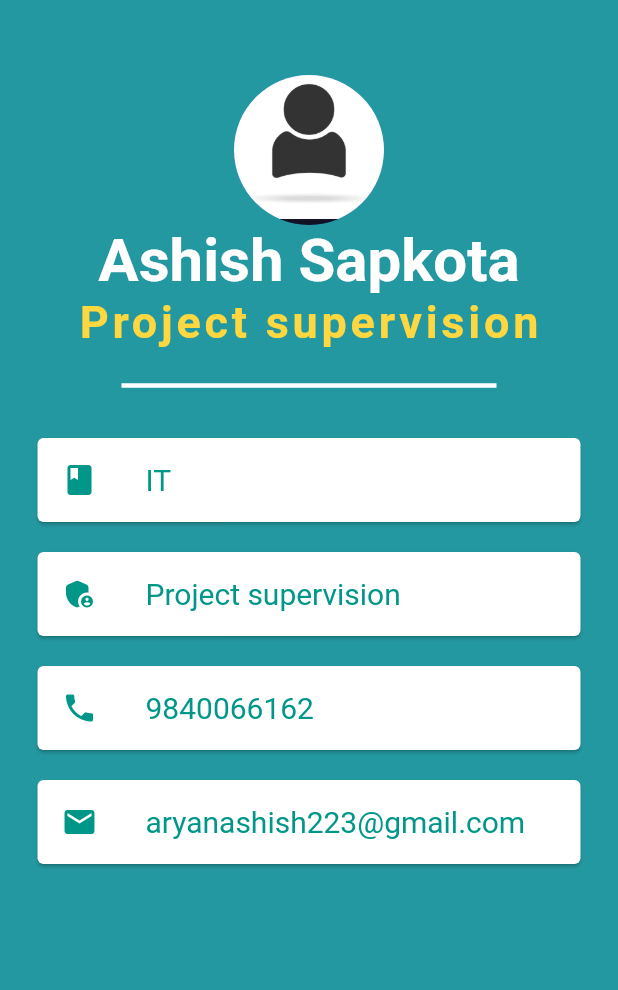
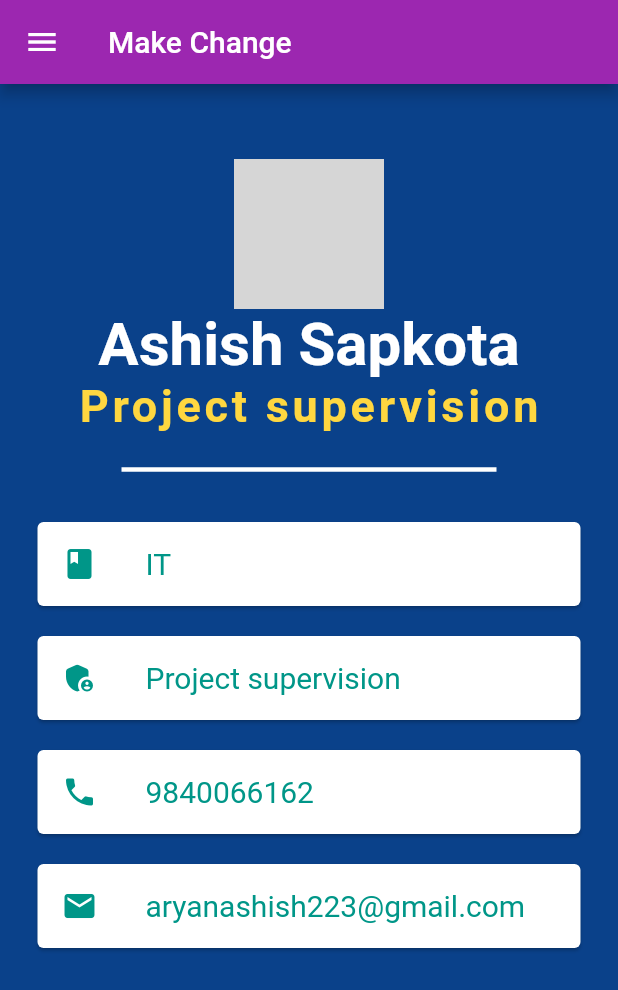
Before and after one commit to sanisaa/Online-Voting-System, a Flutter app: the screen it shows after launch, on a phone screen of 412 x 824 dp. Shown: the top 990 px of the screen. Run offline on Flutter 3.47's test engine with Material 2 defaults, Android fonts, the phone set to English and light mode, and no system bars; grey boxes are pictures that could not be loaded.

```diff
--- a/lib/Admin/dashboard.dart
+++ b/lib/Admin/dashboard.dart
@@ -1,5 +1,6 @@
 import 'package:flutter/material.dart';
 import './home.dart';
+import '../widget/navbar.dart';
 
 class AdminDashboard extends StatefulWidget {
   // const AdminDashboard({Key? key}) : super(key: key);
@@ -12,9 +13,17 @@ class AdminDashboard extends StatefulWidget {
 class _AdminDashboardState extends State<AdminDashboard> {
   @override
   Widget build(BuildContext context) {
-    return MaterialApp(
-      debugShowCheckedModeBanner: false, // removes debug banner
-      home: HomePage(),
-    );
+    return Scaffold(
+      appBar: AppBar(
+        title: const Text('Make Change'),
+        backgroundColor: Colors.purple,
+      ),
+      drawer:NavBar(),
+
+      body:MaterialApp(
+         debugShowCheckedModeBanner: false,// removes debug banner
+        home: HomePage(),
+    ),
+  );
   }
 }
--- a/lib/Admin/home.dart
+++ b/lib/Admin/home.dart
@@ -1,6 +1,7 @@
 import 'package:election/widget/info_card.dart';
 import 'package:flutter/material.dart';
 import '../widget/info_card.dart';
+import '../widget/navbar.dart';
 
 //data for the admin dashboard
 
@@ -10,13 +11,17 @@ const position= 'Project supervision';
 const faculty= 'IT';
 const name= 'Ashish Sapkota';
 
-class HomePage extends StatelessWidget {
+class HomePage extends StatefulWidget {
+  @override
+  State<HomePage> createState() => _HomePageState();
+}
+
+class _HomePageState extends State<HomePage> {
   // const HomePage({Key? key}) : super(key: key);
-
   @override
   Widget build(BuildContext context) {
     return Scaffold(
-      backgroundColor: Color.fromARGB(255, 36, 152, 160),
+      backgroundColor: Color.fromARGB(255, 10, 65, 138),
       body: SafeArea(
         minimum: const EdgeInsets.only(top:50),
         //only giving styling in top
@@ -24,7 +29,7 @@ class HomePage extends StatelessWidget {
           children: <Widget>[
             const CircleAvatar(
                 radius: 50,
-                backgroundImage: AssetImage('assests/images/person.png'),
+                backgroundImage: AssetImage('assests/images/ashish.JPG'),
             ),
             const Text(name,
             // get from db
--- a/pubspec.yaml
+++ b/pubspec.yaml
@@ -63,6 +63,8 @@ flutter:
   assets:
     - assests/images/logo.png
     - assests/images/person.png
+    - assests/images/ashish.JPG
+    - assests/images/background.jpg
   #   - images/a_dot_ham.jpeg
 
   # An image asset can refer to one or more resolution-specific "variants", see
```
Also changed, not shown: lib/widget/navbar.dart (added, +70 -0 lines), 2 other files.
